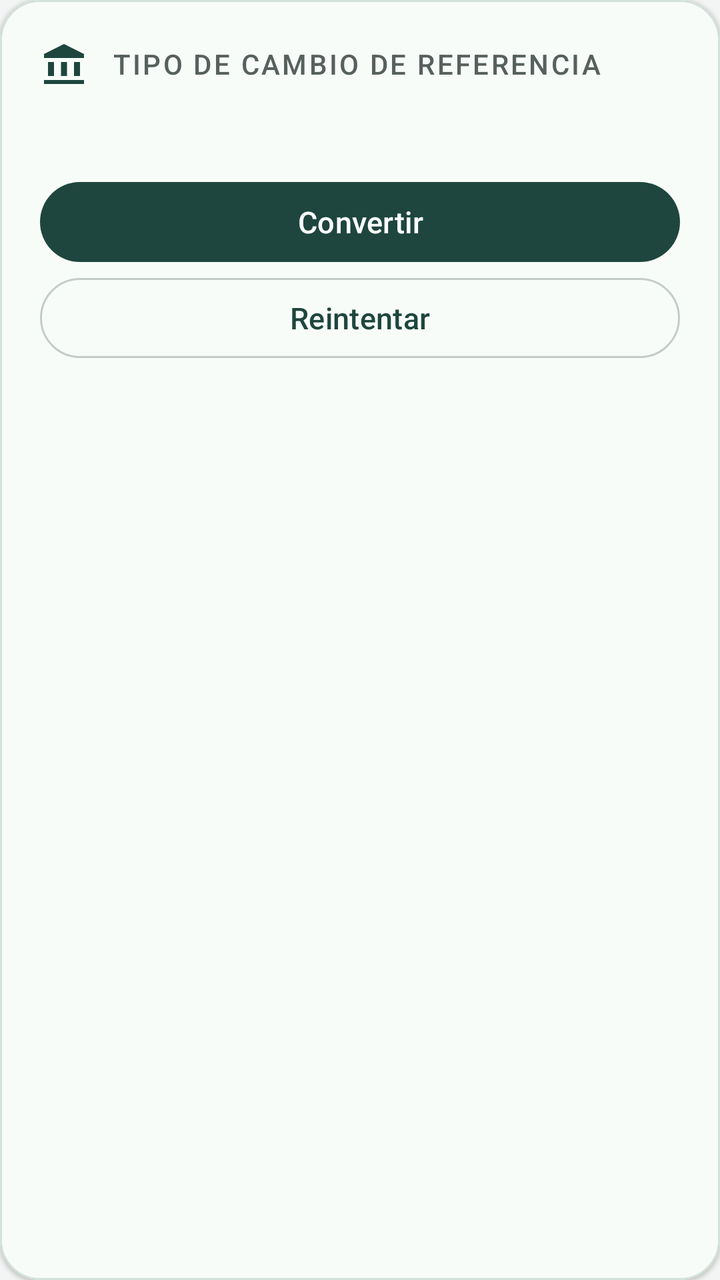
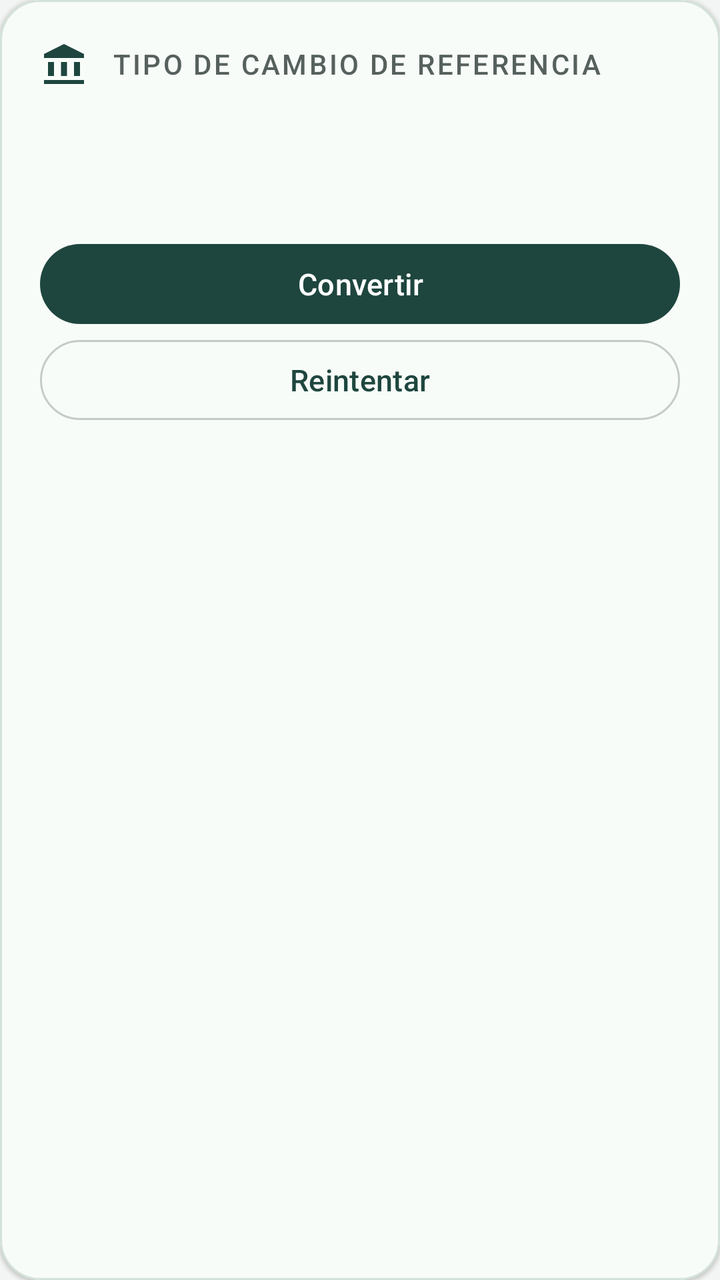

Before-and-after screenshots of an Android layout around one commit, followed by the original layout XML and the change that was made.
<!-- AndroidManifest.xml: application theme Theme.Finanzas -->
<!-- res/layout/tarjeta_tasa.xml -->
<?xml version="1.0" encoding="utf-8"?>
<com.google.android.material.card.MaterialCardView xmlns:android="http://schemas.android.com/apk/res/android"
    xmlns:app="http://schemas.android.com/apk/res-auto"
    style="@style/Widget.Finanzas.TarjetaServicio"
    android:layout_width="match_parent"
    android:layout_height="wrap_content">
    <LinearLayout
        android:layout_width="match_parent"
        android:layout_height="wrap_content"
        android:orientation="vertical"
        android:padding="@dimen/relleno_servicio">
        <TextView
            android:layout_width="match_parent"
            android:layout_height="wrap_content"
            android:text="@string/tipo_cambio"
            android:textAppearance="@style/TextAppearance.Finanzas.Etiqueta"
            android:drawablePadding="12dp"
            android:gravity="center_vertical"
            app:drawableStartCompat="@drawable/ic_tasa"
            app:drawableTint="?attr/colorPrimary" />
        <TextView
            android:id="@+id/textoTasa"
            android:layout_width="match_parent"
            android:layout_height="wrap_content"
            android:layout_marginTop="@dimen/separacion_servicio"
            android:accessibilityLiveRegion="polite"
            android:textAppearance="@style/TextAppearance.Finanzas.Metadatos" />
        <com.google.android.material.button.MaterialButton
            android:id="@+id/botonConversor"
            android:layout_width="match_parent"
            android:layout_height="wrap_content"
            android:layout_marginTop="@dimen/separacion_servicio"
            android:text="@string/convertir" />
        <com.google.android.material.button.MaterialButton
            android:id="@+id/botonReintentarTasa"
            style="?attr/materialButtonOutlinedStyle"
            android:layout_width="match_parent"
            android:layout_height="wrap_content"
            android:text="@string/reintentar_tasa" />
    </LinearLayout>
</com.google.android.material.card.MaterialCardView>
<!-- resources referenced by this layout -->
<resources>
  <dimen name="relleno_servicio">20dp</dimen>
  <dimen name="separacion_servicio">12dp</dimen>
  <!-- drawable ic_tasa (drawable) -->
  <?xml version="1.0" encoding="utf-8"?>
  <vector xmlns:android="http://schemas.android.com/apk/res/android"
      android:width="24dp"
      android:height="24dp"
      android:viewportWidth="24"
      android:viewportHeight="24">
      <path android:fillColor="#000000" android:pathData="M12,2L2,7v2h20V7zM4,11h3v7H4zM10.5,11h3v7h-3zM17,11h3v7h-3zM2,20h20v2H2z" />
  </vector>
  <string name="convertir">Convertir</string>
  <string name="reintentar_tasa">Reintentar</string>
  <string name="tipo_cambio">Tipo de cambio de referencia</string>
  <style name="TextAppearance.Finanzas.Etiqueta" parent="TextAppearance.Material3.LabelLarge">
          <item name="android:textColor">@color/color_texto_secundario</item>
          <item name="android:textAllCaps">true</item>
          <item name="android:letterSpacing">0.08</item>
      </style>
  <style name="TextAppearance.Finanzas.Metadatos" parent="TextAppearance.Material3.BodyMedium">
          <item name="android:textSize">14sp</item>
          <item name="android:textColor">@color/color_texto_secundario</item>
      </style>
  <style name="Widget.Finanzas.TarjetaServicio" parent="Widget.Finanzas.Tarjeta">
          <item name="cardBackgroundColor">@color/color_superficie_servicio</item>
          <item name="strokeColor">@color/color_borde_servicio</item>
          <item name="strokeWidth">1dp</item>
          <item name="cardCornerRadius">20dp</item>
      </style>
  <color name="color_texto_secundario">#56615E</color>
  <style name="Widget.Finanzas.Tarjeta" parent="Widget.Material3.CardView.Filled">
          <item name="cardBackgroundColor">@color/color_superficie</item>
          <item name="cardCornerRadius">16dp</item>
          <item name="cardElevation">1dp</item>
      </style>
  <color name="color_superficie_servicio">#F8FCF9</color>
  <color name="color_borde_servicio">#D2E2D9</color>
  <color name="color_primario">#1E463E</color>
  <color name="color_sobre_primario">#FFFFFF</color>
  <color name="color_primario_contenedor">#CDE8E0</color>
  <color name="color_sobre_primario_contenedor">#0E2B25</color>
  <color name="color_acento">#FFC229</color>
  <color name="color_sobre_acento">#1B1F1E</color>
  <color name="color_fondo">#F2F5F3</color>
  <color name="color_superficie">#FFFFFF</color>
  <color name="color_texto">#1B1F1E</color>
  <color name="color_borde">#C4CCC9</color>
  <color name="color_error">#B3261E</color>
  <style name="TextAppearance.Finanzas.Detalle" parent="TextAppearance.Material3.BodyLarge">
          <item name="android:textSize">16sp</item>
      </style>
  <style name="TextAppearance.Finanzas.Cuerpo" parent="TextAppearance.Material3.BodyLarge">
          <item name="android:textSize">17sp</item>
      </style>
  <style name="TextAppearance.Finanzas.Control" parent="TextAppearance.Material3.LabelLarge">
          <item name="android:textSize">15sp</item>
      </style>
  <style name="Widget.Finanzas.Campo" parent="Widget.Material3.TextInputLayout.OutlinedBox">
          <item name="hintTextAppearance">@style/TextAppearance.Finanzas.Metadatos</item>
          <item name="counterTextAppearance">@style/TextAppearance.Finanzas.Metadatos</item>
          <item name="errorTextAppearance">@style/TextAppearance.Finanzas.Metadatos</item>
      </style>
  <!-- unchanged entries left out for length: 1 -->
</resources>

<!-- the commit's change to res/layout/tarjeta_tasa.xml (unified diff, before → after) -->
@@ -25,6 +25,12 @@
             android:layout_marginTop="@dimen/separacion_servicio"
             android:accessibilityLiveRegion="polite"
             android:textAppearance="@style/TextAppearance.Finanzas.Metadatos" />
+        <TextView
+            android:id="@+id/textoRecargoEstimado"
+            android:layout_width="match_parent"
+            android:layout_height="wrap_content"
+            android:layout_marginTop="@dimen/separacion_servicio"
+            android:textAppearance="@style/TextAppearance.Finanzas.Metadatos" />
         <com.google.android.material.button.MaterialButton
             android:id="@+id/botonConversor"
             android:layout_width="match_parent"
